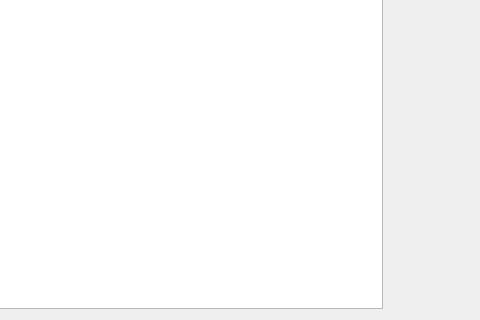
The window that ContragentsListDialog.ui (EvheniCH-Ufa/SimpleContractRegister) describes before a commit, drawn with Qt 5; both pictures show x 511 to 991 and y 201 to 521 of the 991 by 521 pixel window.
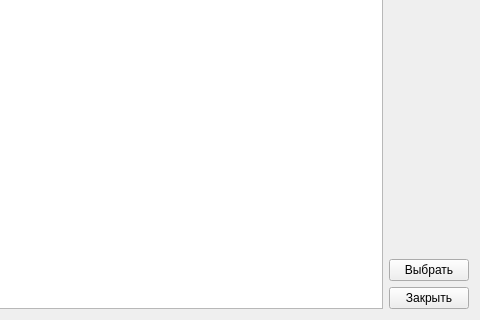
The same window after the commit.

Diff of the .ui file:
```diff
--- a/ContragentsListDialog.ui
+++ b/ContragentsListDialog.ui
@@ -59,6 +59,20 @@
          </property>
         </spacer>
        </item>
+       <item>
+        <widget class="QPushButton" name="refreshContragent_Bttn_3">
+         <property name="text">
+          <string>Выбрать</string>
+         </property>
+        </widget>
+       </item>
+       <item>
+        <widget class="QPushButton" name="refreshContragent_Bttn_2">
+         <property name="text">
+          <string>Закрыть</string>
+         </property>
+        </widget>
+       </item>
       </layout>
      </item>
      <item row="0" column="0">
```
